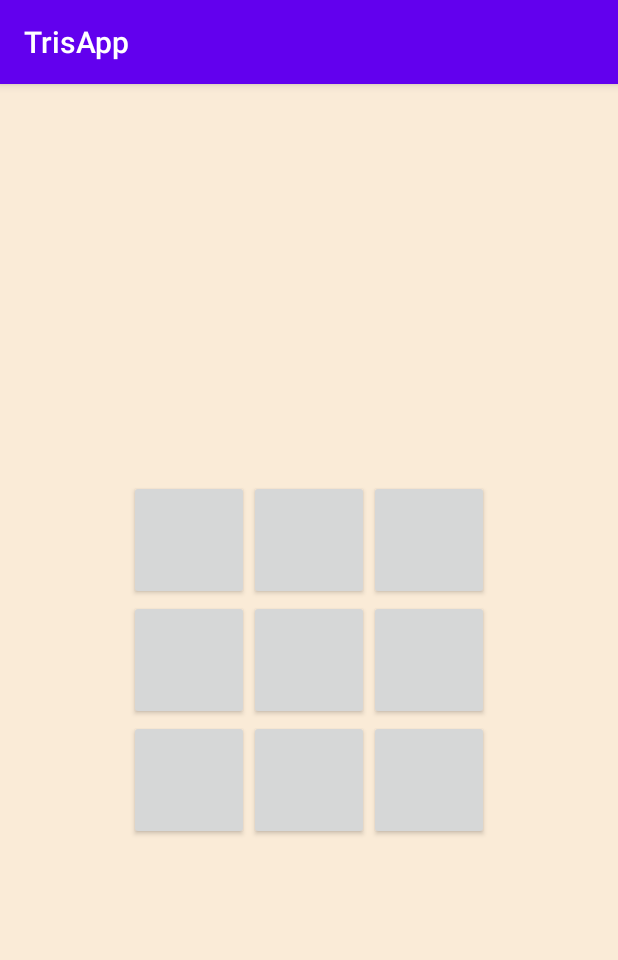
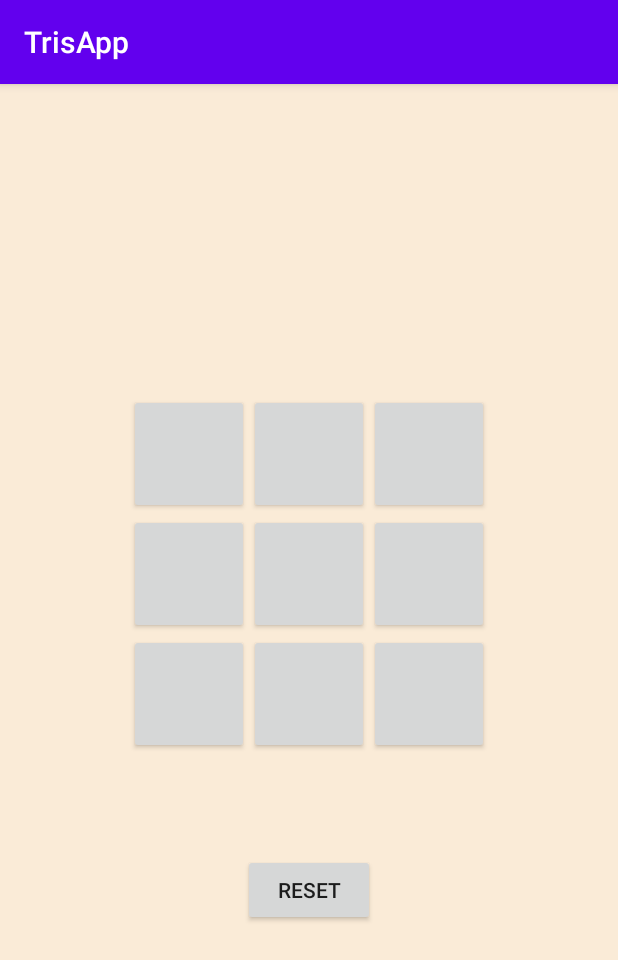
Before and after one commit to LorenzoCotti/TrisApp, an Android app: the screen it shows after launch (MainActivity), on a phone screen of 412 x 824 dp. Shown: the top 960 px of the screen. Run offline under Robolectric (Android 15) with nearby library versions, the light colour scheme and no system bars.

Commit message:
Creato un pulsante Reset e relativo metodo per resettare il gioco e portarlo allo stato iniziale

```diff
--- a/app/src/main/java/it/lorenzocotti/trisapp/MainActivity.java
+++ b/app/src/main/java/it/lorenzocotti/trisapp/MainActivity.java
@@ -3,6 +3,7 @@ package it.lorenzocotti.trisapp;
 import androidx.annotation.StringRes;
 import androidx.appcompat.app.AppCompatActivity;
 
+import android.content.Intent;
 import android.os.Bundle;
 import android.view.View;
 import android.widget.Button;
@@ -14,7 +15,7 @@ import java.util.Random;
 
 public class MainActivity extends AppCompatActivity {
 
-    private Button b1, b2, b3, b4, b5, b6, b7, b8, b9;
+    private Button b1, b2, b3, b4, b5, b6, b7, b8, b9, reset;
     private static int conta = 0;
 
     @Override
@@ -31,6 +32,7 @@ public class MainActivity extends AppCompatActivity {
         b7 = findViewById(R.id.b7);
         b8 = findViewById(R.id.b8);
         b9 = findViewById(R.id.b9);
+        reset = findViewById(R.id.reset);
 
     }
 
@@ -69,6 +71,11 @@ public class MainActivity extends AppCompatActivity {
             case R.id.b9:
                 cell = 9;
                 break;
+
+            case R.id.reset:
+                Intent intent = getIntent();
+                finish();
+                startActivity(intent);
         }
 
         startGame(cell, button);
--- a/app/src/main/res/layout/activity_main.xml
+++ b/app/src/main/res/layout/activity_main.xml
@@ -7,6 +7,7 @@
     android:background="#FAEBD7"
     android:gravity="center"
     tools:context=".MainActivity">
+
 
     <LinearLayout
         android:id="@+id/first_row"
@@ -85,4 +86,14 @@
         android:onClick="clickOnButton" />
     </LinearLayout>
 
+    <Button
+        android:id="@+id/reset"
+        android:layout_width="wrap_content"
+        android:layout_height="wrap_content"
+        android:text="Reset"
+        android:layout_below="@+id/third_row"
+        android:layout_centerInParent="true"
+        android:layout_marginTop="100px"
+        android:onClick="clickOnButton" />
+
 </RelativeLayout>
```
